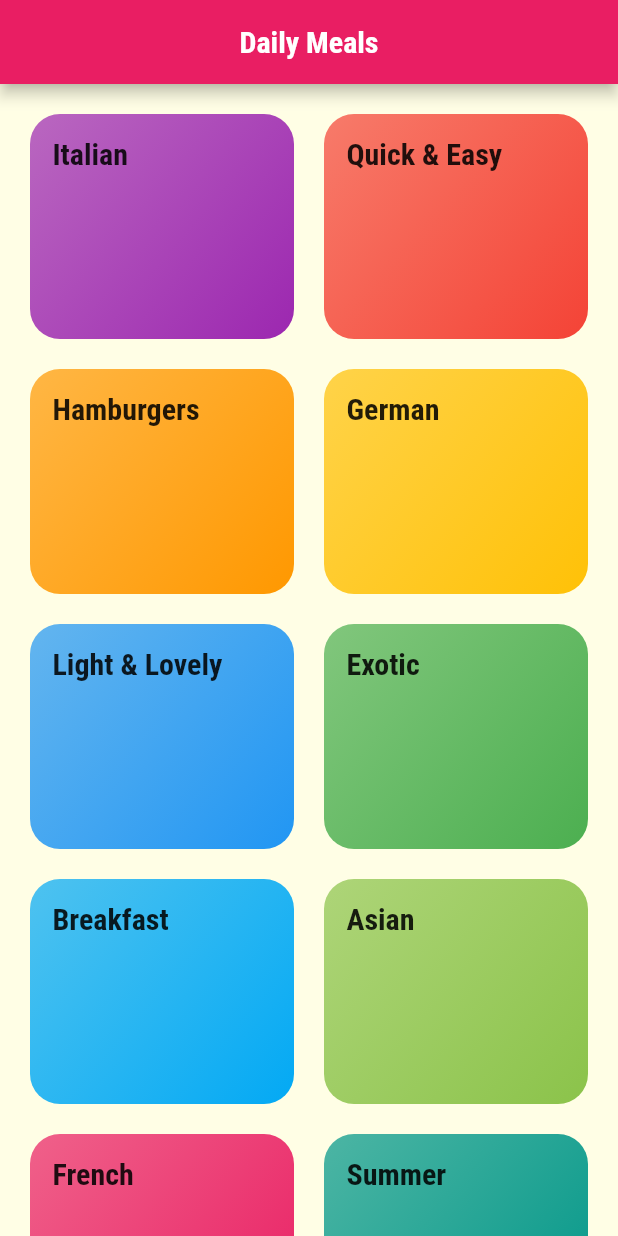
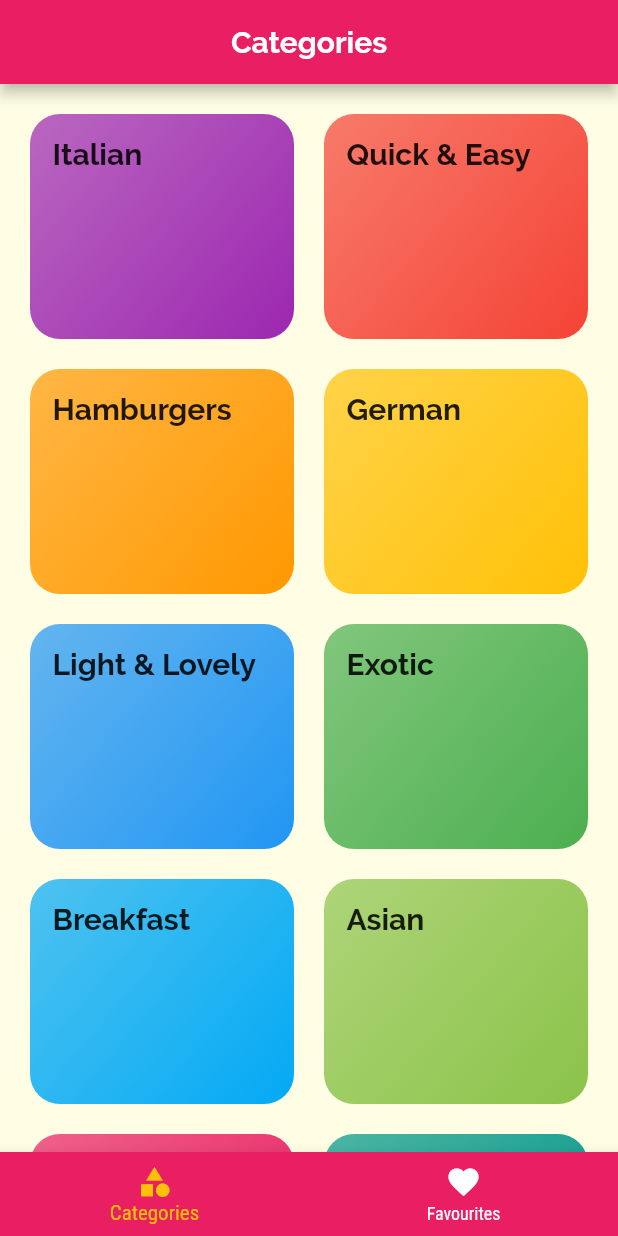
Before and after one commit to rajput-hemant/meals-app, a Flutter app: the screen it shows after launch, on a phone screen of 412 x 824 dp. Run offline on Flutter 3.47's test engine with Material 2 defaults, Android fonts, the phone set to English and light mode, and no system bars.

Commit message:
created tabs_page added BottomNavigationBar to add tabs at the bottom of the page changed default route to TabsPage removed Scaffold widget from categories page
Signed-off-by: rajput-hemant <hemant.rajput_cs20@gla.ac.in>

```diff
--- a/lib/main.dart
+++ b/lib/main.dart
@@ -3,6 +3,7 @@ import 'package:flutter/material.dart';
 import 'pages/categories_page.dart';
 import 'pages/meal_recipe_page.dart';
 import 'pages/meals_details_page.dart';
+import 'pages/tabs_page.dart';
 
 void main() => runApp(const MyApp());
 
@@ -18,7 +19,7 @@ class MyApp extends StatelessWidget {
         primarySwatch: Colors.pink,
         accentColor: Colors.amber,
         canvasColor: const Color.fromRGBO(255, 254, 229, 1),
-        fontFamily: 'Raleway',
+        fontFamily: 'RobotoCondensed',
         textTheme: ThemeData.light().textTheme.copyWith(
               bodyText1: const TextStyle(
                 color: Color.fromRGBO(20, 51, 51, 1),
@@ -28,15 +29,29 @@ class MyApp extends StatelessWidget {
               ),
               headline6: const TextStyle(
                 fontSize: 20,
-                fontFamily: 'RobotoCondensed',
+                fontFamily: 'Raleway',
                 fontWeight: FontWeight.bold,
               ),
             ),
       ),
       routes: {
-        '/': ((context) => const CategoriesPage()),
+        '/': ((context) => const TabsPage()),
         MealsPage.routeName: (context) => const MealsPage(),
         RecipePage.routeName: (context) => const RecipePage(),
+      },
+      // this is used as a fallback mechanism when a requested route is not present in the route table
+      // onGenerateRoute: (settings) {
+      //   return MaterialPageRoute(
+      //     builder: (context) => const CategoriesPage(),
+      //   );
+      // },
+      // this is used in case of app failure  (when app is unable to generate a page)
+      // or when route table is empty & onGenerateRoute isn't defined
+      // this can be a "Page not Found" or "Error 404" page
+      onUnknownRoute: (settings) {
+        return MaterialPageRoute(
+          builder: (context) => const CategoriesPage(),
+        );
       },
     );
   }
--- a/lib/pages/categories_page.dart
+++ b/lib/pages/categories_page.dart
@@ -1,19 +1,14 @@
 import 'package:flutter/material.dart';
 
+import '../widgets/category_item.dart';
 import '/dummy_data.dart';
-import '../widgets/category_item.dart';
 
 class CategoriesPage extends StatelessWidget {
   const CategoriesPage({Key? key}) : super(key: key);
 
   @override
   Widget build(BuildContext context) {
-    return Scaffold(
-      appBar: AppBar(
-        title: const Text('Daily Meals'),
-        centerTitle: true,
-      ),
-      body: GridView(
+    return GridView(
       padding: const EdgeInsets.all(20),
       gridDelegate: const SliverGridDelegateWithMaxCrossAxisExtent(
         maxCrossAxisExtent: 300,
@@ -26,7 +21,6 @@ class CategoriesPage extends StatelessWidget {
           .map((catData) => CategoryItem(
               id: catData.id, title: catData.title, color: catData.color))
           .toList(),
-      ),
     );
   }
 }
--- /dev/null
+++ b/lib/pages/tabs_page.dart
@@ -0,0 +1,98 @@
+import 'package:flutter/material.dart';
+
+import 'categories_page.dart';
+import 'favourites_page.dart';
+
+/// for tabs at the top
+class TabsPage extends StatefulWidget {
+  const TabsPage({Key? key}) : super(key: key);
+
+  @override
+  State<TabsPage> createState() => _TabsPageState();
+}
+
+class _TabsPageState extends State<TabsPage> {
+  final List<Map> _pages = const [
+    {
+      'title': 'Categories',
+      'page': CategoriesPage(),
+    },
+    {
+      'title': 'Favourites',
+      'page': FavouritesPage(),
+    },
+  ];
+
+  int _selectPageIndex = 0;
+
+  void _selectPage(int index) {
+    setState(() => _selectPageIndex = index);
+  }
+
+  @override
+  Widget build(BuildContext context) {
+    return Scaffold(
+      appBar: AppBar(
+        title: Text(_pages[_selectPageIndex]['title']),
+        centerTitle: true,
+      ),
+      body: _pages[_selectPageIndex]['page'],
+      bottomNavigationBar: BottomNavigationBar(
+        onTap: _selectPage,
+        backgroundColor: Theme.of(context).primaryColor,
+        selectedItemColor: Theme.of(context).accentColor,
+        unselectedItemColor: Colors.white,
+        currentIndex: _selectPageIndex,
+        // type: BottomNavigationBarType.shifting,
+        items: const [
+          BottomNavigationBarItem(
+            // backgroundColor: Theme.of(context).primaryColor,
+            icon: Icon(Icons.category),
+            label: 'Categories',
+          ),
+          BottomNavigationBarItem(
+            // backgroundColor: Theme.of(context).primaryColor,
+            icon: Icon(Icons.favorite),
+            label: 'Favourites',
+          ),
+        ],
+      ),
+    );
+  }
+}
+
+/// for tabs at the top
+// class TabsPage extends StatelessWidget {
+//   const TabsPage({Key? key}) : super(key: key);
+
+//   @override
+//   Widget build(BuildContext context) {
+//     return DefaultTabController(
+//       length: 2,
+//       child: Scaffold(
+//         appBar: AppBar(
+//           title: const Text('Daily Meals'),
+//           centerTitle: true,
+//           bottom: const TabBar(
+//             tabs: [
+//               Tab(
+//                 icon: Icon(Icons.category),
+//                 text: 'Category',
+//               ),
+//               Tab(
+//                 icon: Icon(Icons.favorite),
+//                 text: 'Favourite',
+//               )
+//             ],
+//           ),
+//         ),
+//         body: const TabBarView(
+//           children: [
+//             CategoriesPage(),
+//             FavouritesPage(),
+//           ],
+//         ),
+//       ),
+//     );
+//   }
+// }
```
Lines whose indentation alone changed are shown as unchanged.
